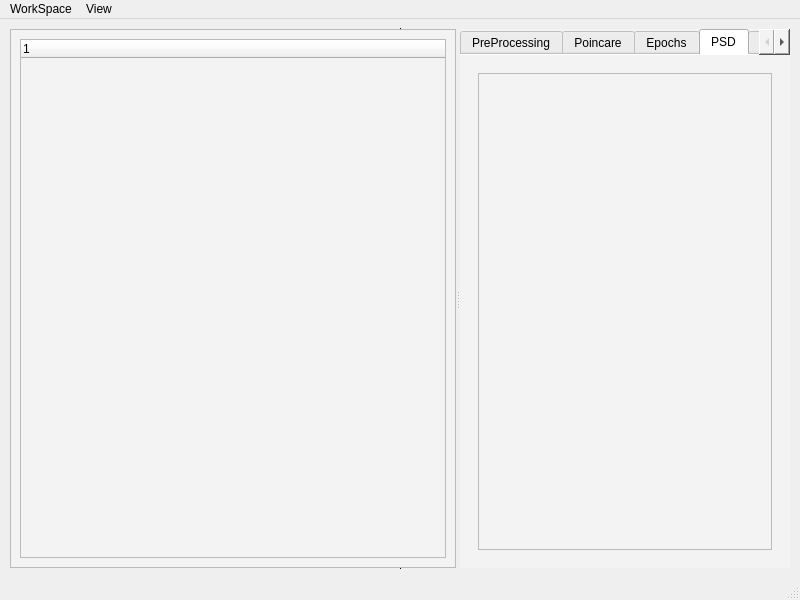
This is form.ui in markspan/spectHR as Qt 5 draws it before an edit. The edited form follows.
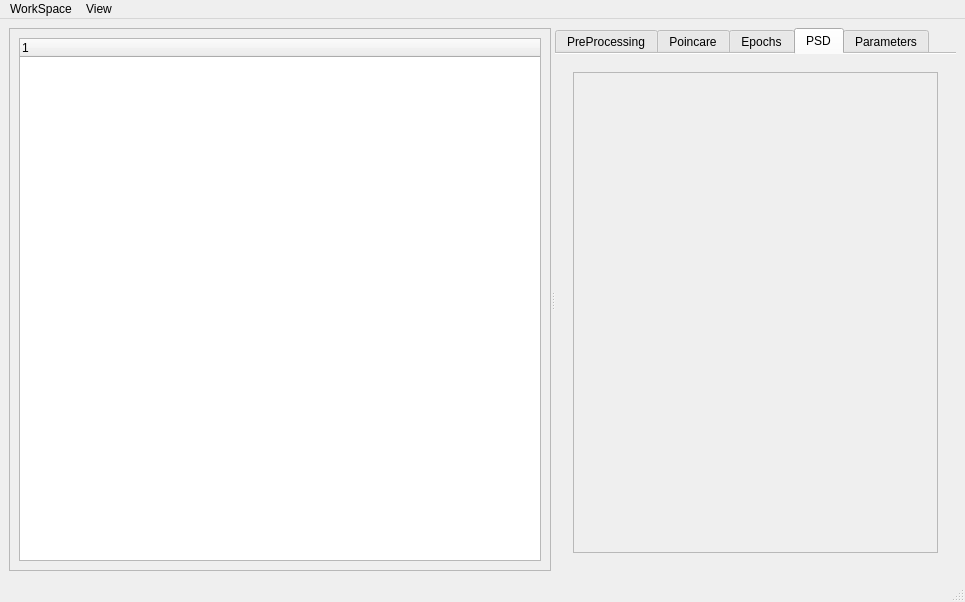
This is the edited form. The open tabs and pages were chosen to show the change.

```diff
--- a/form.ui
+++ b/form.ui
@@ -6,8 +6,8 @@
    <rect>
     <x>0</x>
     <y>0</y>
-    <width>800</width>
-    <height>600</height>
+    <width>965</width>
+    <height>602</height>
    </rect>
   </property>
   <property name="windowTitle">
@@ -18,7 +18,7 @@
     <item>
      <widget class="QSplitter" name="splitter">
       <property name="sizePolicy">
-       <sizepolicy hsizetype="MinimumExpanding" vsizetype="MinimumExpanding">
+       <sizepolicy hsizetype="MinimumExpanding" vsizetype="Expanding">
         <horstretch>1</horstretch>
         <verstretch>1</verstretch>
        </sizepolicy>
@@ -30,7 +30,10 @@
        </size>
       </property>
       <property name="frameShape">
-       <enum>QFrame::Shape::VLine</enum>
+       <enum>QFrame::Shape::NoFrame</enum>
+      </property>
+      <property name="lineWidth">
+       <number>0</number>
       </property>
       <property name="orientation">
        <enum>Qt::Orientation::Horizontal</enum>
@@ -43,7 +46,7 @@
         </size>
        </property>
        <property name="styleSheet">
-        <string notr="true">background-color: #f3f3f3;</string>
+        <string notr="true"/>
        </property>
        <property name="frameShape">
         <enum>QFrame::Shape::StyledPanel</enum>
@@ -68,7 +71,7 @@
       </widget>
       <widget class="QTabWidget" name="Views">
        <property name="styleSheet">
-        <string notr="true">background-color: #f3f3f3;</string>
+        <string notr="true"/>
        </property>
        <property name="currentIndex">
         <number>0</number>
@@ -124,8 +127,8 @@
                 <rect>
                  <x>0</x>
                  <y>0</y>
-                 <width>293</width>
-                 <height>475</height>
+                 <width>365</width>
+                 <height>479</height>
                 </rect>
                </property>
               </widget>
@@ -156,7 +159,7 @@
     <rect>
      <x>0</x>
      <y>0</y>
-     <width>800</width>
+     <width>965</width>
      <height>22</height>
     </rect>
    </property>
```
Left out of the diff: 12 changed lines with no effect on the pictures.
